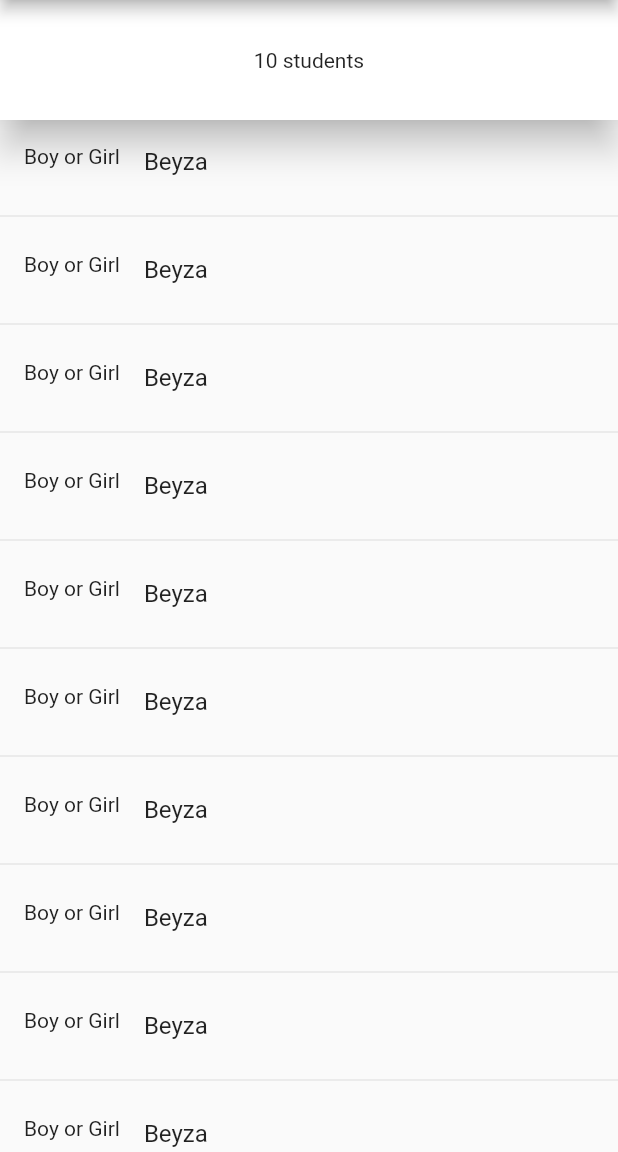
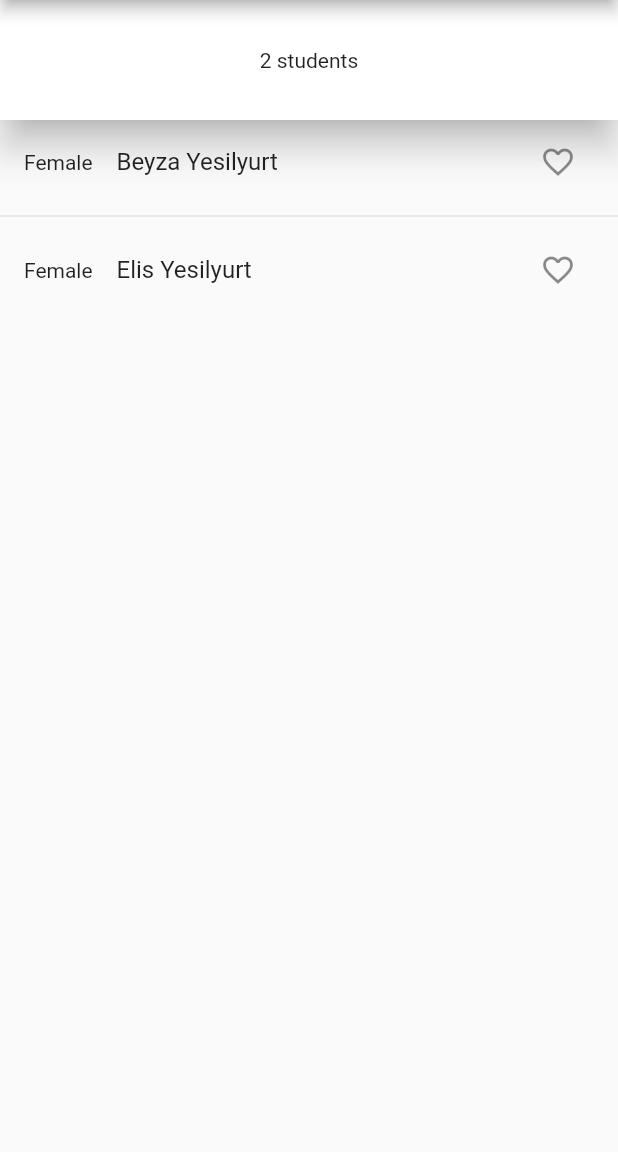
Before and after one commit to beyzayyt/studentCommunication, a Flutter app: the StudentsPage screen opened directly with empty values, on a phone screen of 412 x 824 dp, the part 84-1236 px from its top. Run offline on Flutter 3.47's test engine with Material 2 defaults, Android fonts, the phone set to English and light mode, and no system bars.

Commit message:
CHG: Generated repository structure

```diff
--- a/lib/pages/students_page.dart
+++ b/lib/pages/students_page.dart
@@ -4,8 +4,8 @@ import 'package:studentcommunications/repository/students_repository.dart';
 
 class StudentsPage extends StatefulWidget {
   final StudentsRepository studentsRepository;
-  const StudentsPage(this.studentsRepository, {Key? key})
-      : super(key: key);
+
+  const StudentsPage(this.studentsRepository, {Key? key}) : super(key: key);
 
   @override
   State<StudentsPage> createState() => _StudentsPageState();
@@ -18,26 +18,62 @@ class _StudentsPageState extends State<StudentsPage> {
       appBar: AppBar(title: const Text("Students")),
       body: Column(
         children: [
-          const PhysicalModel(
+          PhysicalModel(
             color: Colors.white,
             elevation: 10,
             child: Center(
               child: Padding(
-                padding: EdgeInsets.symmetric(vertical: 32.0, horizontal: 32.0),
-                child: Text("10 students"),
+                padding: const EdgeInsets.symmetric(
+                    vertical: 32.0, horizontal: 32.0),
+                child: Text(
+                    "${widget.studentsRepository.students.length} students"),
               ),
             ),
           ),
           Expanded(
               child: ListView.separated(
-                  itemBuilder: (context, index) => const ListTile(
-                        leading: Text("Boy or Girl"),
-                        title: Text("Beyza"),
+                  itemBuilder: (context, index) => StudentRow(
+                        widget.studentsRepository.students[index], widget.studentsRepository
                       ),
                   separatorBuilder: (context, index) => const Divider(),
-                  itemCount: 25)),
+                  itemCount: widget.studentsRepository.students.length)),
         ],
       ),
     );
   }
 }
+
+class StudentRow extends StatefulWidget {
+  final Student student;
+  final StudentsRepository studentsRepository;
+
+  const StudentRow(
+    this.student,
+    this.studentsRepository, {
+    Key? key,
+  }) : super(key: key);
+
+  @override
+  State<StudentRow> createState() => _StudentRowState();
+}
+
+class _StudentRowState extends State<StudentRow> {
+  @override
+  Widget build(BuildContext context) {
+    bool amILove = widget.studentsRepository.amIlove(widget.student);
+    return ListTile(
+      leading: IntrinsicWidth(child: Center(child: Text(widget.student.sex))),
+      title: Text(widget.student.name + " " + widget.student.surname + " "),
+      trailing: IconButton(
+        onPressed: () {
+          setState(() {
+            widget.studentsRepository.love(widget.student, !amILove);
+          });
+        },
+        icon: Icon( amILove
+            ? Icons.favorite
+            : Icons.favorite_border),
+      ),
+    );
+  }
+}
--- a/lib/pages/teachers_page.dart
+++ b/lib/pages/teachers_page.dart
@@ -17,13 +17,13 @@ class _TeachersPageState extends State<TeachersPage> {
       appBar: AppBar(title: const Text("Students")),
       body: Column(
         children: [
-          const PhysicalModel(
+           PhysicalModel(
             color : Colors.white,
             elevation: 10,
             child: Center(
               child: Padding(
                 padding: EdgeInsets.symmetric(vertical: 32.0, horizontal: 32.0),
-                child: Text("10 teachers"),
+                child: Text("${widget.teachersRepository.teacher.length} teachers"),
               ),
             ),
           ),
--- a/lib/repository/messages_repository.dart
+++ b/lib/repository/messages_repository.dart
@@ -4,6 +4,8 @@ class MessagesRepository {
     Message("Hi", "Beyza", DateTime.now().subtract(const Duration(minutes: 1))),
     Message("How are you", "Elis", DateTime.now())
   ];
+
+  int newMessageNumber = 0;
 }
 
 class Message {
--- a/lib/repository/students_repository.dart
+++ b/lib/repository/students_repository.dart
@@ -1,9 +1,22 @@
-class StudentsRepository{
-
-  List students = [
+class StudentsRepository {
+  final students = [
     Student("Beyza", "Yesilyurt", 23, "Female"),
     Student("Elis", "Yesilyurt", 6, "Female"),
   ];
+
+  final Set<Student> iLoved = {};
+
+  void love(Student student, bool amILove) {
+    if (amILove) {
+      iLoved.add(student);
+    }else {
+      iLoved.remove(student);
+    }
+  }
+
+  bool amIlove(Student student) {
+    return iLoved.contains(student);
+  }
 }
 
 class Student {
--- a/pubspec.yaml
+++ b/pubspec.yaml
@@ -34,6 +34,7 @@ dependencies:
   # The following adds the Cupertino Icons font to your application.
   # Use with the CupertinoIcons class for iOS style icons.
   cupertino_icons: ^1.0.2
+  flutter_riverpod: ^1.0.3
 
 dev_dependencies:
   flutter_test:
```
Also changed, not shown: lib/main.dart (+8 -5 lines), lib/pages/messages_page.dart (+8 -2 lines), pubspec.lock.
